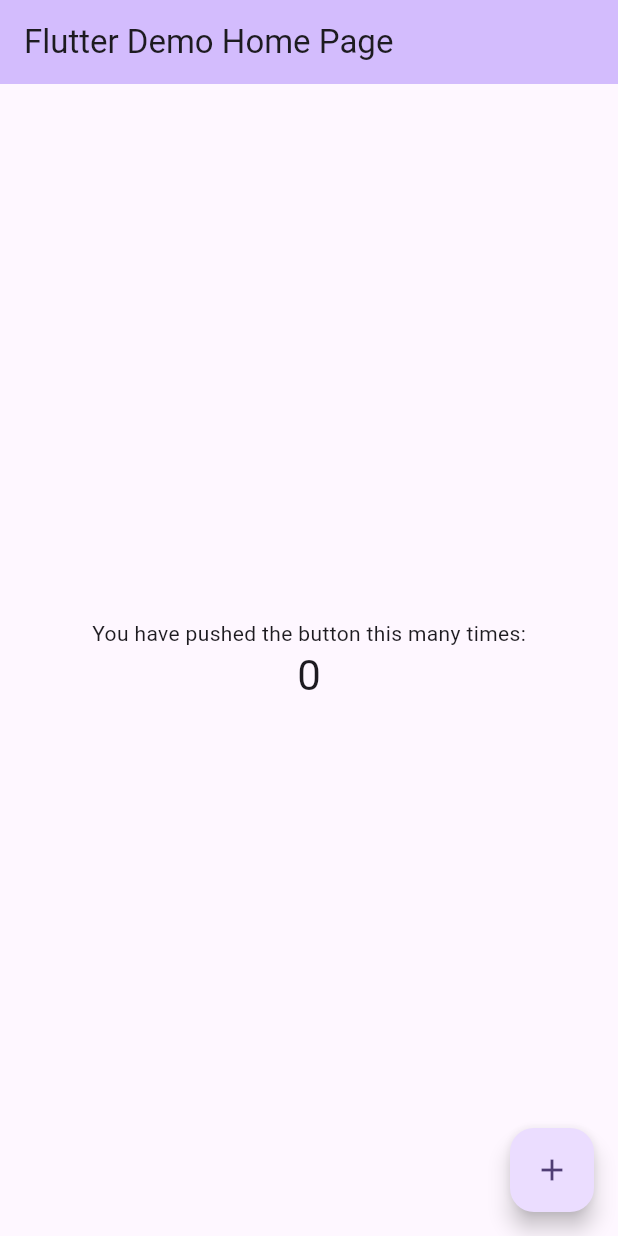
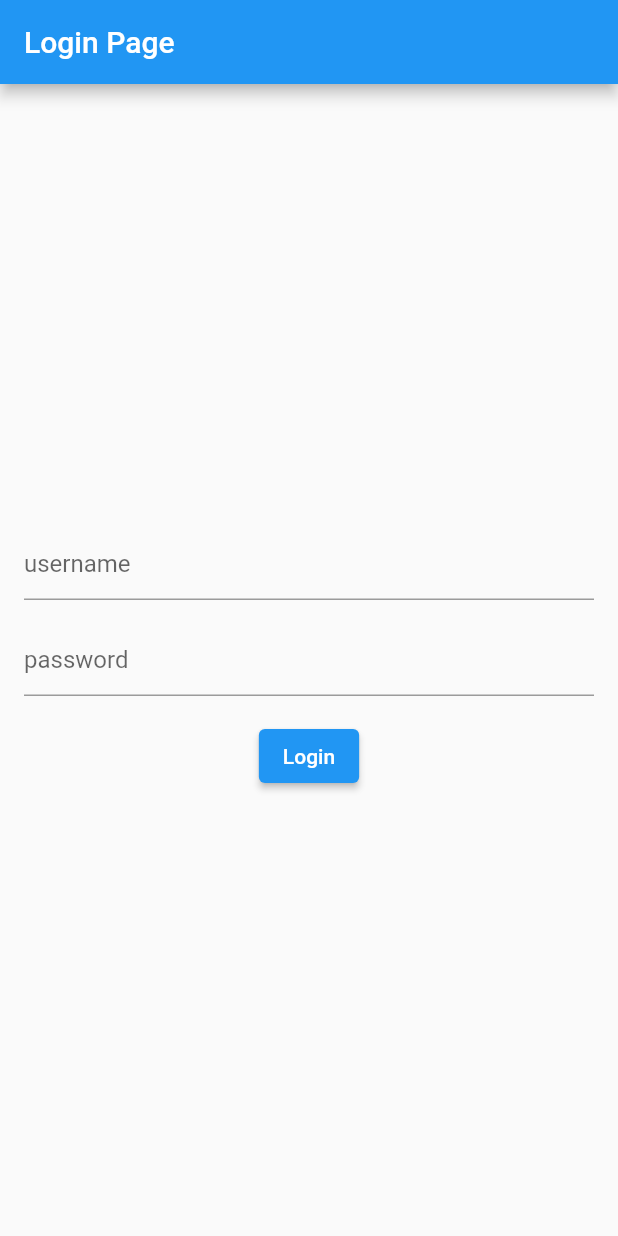
Before and after one commit to MG-Minsu/cc206-mood.it, a Flutter app: the screen it shows after launch, on a phone screen of 412 x 824 dp. Run offline on Flutter 3.47's test engine with Material 2 defaults, Android fonts, the light colour scheme and no system bars.

Commit message:
log_in dart update

```diff
--- a/lib/features/log_in.dart
+++ b/lib/features/log_in.dart
@@ -1,13 +1,56 @@
-mport 'package:flutter/material.dart';
+import 'package:flutter/material.dart';
 
-class login extends StatelessWidget {
-  const login ({super.key});
+void main() {
+  runApp(LoginApp());
+}
 
+class LoginApp extends StatelessWidget {
   @override
   Widget build(BuildContext context) {
-    return Column(
-      Text("Login");
-
+    return MaterialApp(
+      home: LoginPage(),
     );
   }
 }
+
+class LoginPage extends StatelessWidget {
+  @override
+  Widget build(BuildContext context) {
+    return Scaffold(
+      appBar: AppBar(
+        title: Text('Login Page'),
+      ),
+      body: Center(
+        child: Padding(
+          padding: EdgeInsets.all(16.0),
+          child: Column(
+            mainAxisAlignment: MainAxisAlignment.center,
+            children: <Widget>[
+              TextField(
+                decoration: InputDecoration(
+                  hintText: 'username',
+                ),
+              ),
+              SizedBox(height: 16.0),
+              TextField(
+                obscureText: true,
+                decoration: InputDecoration(
+                  hintText: 'password',
+                ),
+              ),
+              SizedBox(height: 16.0),
+              ElevatedButton(
+                onPressed: () {
+                  // Add your login logic here
+                  // For simplicity, we're not handling authentication in this example.
+                  // You would typically validate the entered username and password.
+                },
+                child: Text('Login'),
+              ),
+            ],
+          ),
+        ),
+      ),
+    );
+  }
+}
--- a/lib/main.dart
+++ b/lib/main.dart
@@ -1,4 +1,5 @@
 import 'package:flutter/material.dart';
+import 'features/log_in.dart';
 
 void main() {
   runApp(const MyApp());
@@ -31,95 +32,7 @@ class MyApp extends StatelessWidget {
         colorScheme: ColorScheme.fromSeed(seedColor: Colors.deepPurple),
         useMaterial3: true,
       ),
-      home: const MyHomePage(title: 'Flutter Demo Home Page'),
+      home: LoginApp(),
     );
   }
 }
-
-class MyHomePage extends StatefulWidget {
-  const MyHomePage({super.key, required this.title});
-
-  // This widget is the home page of your application. It is stateful, meaning
-  // that it has a State object (defined below) that contains fields that affect
-  // how it looks.
-
-  // This class is the configuration for the state. It holds the values (in this
-  // case the title) provided by the parent (in this case the App widget) and
-  // used by the build method of the State. Fields in a Widget subclass are
-  // always marked "final".
-
-  final String title;
-
-  @override
-  State<MyHomePage> createState() => _MyHomePageState();
-}
-
-class _MyHomePageState extends State<MyHomePage> {
-  int _counter = 0;
-
-  void _incrementCounter() {
-    setState(() {
-      // This call to setState tells the Flutter framework that something has
-      // changed in this State, which causes it to rerun the build method below
-      // so that the display can reflect the updated values. If we changed
-      // _counter without calling setState(), then the build method would not be
-      // called again, and so nothing would appear to happen.
-      _counter++;
-    });
-  }
-
-  @override
-  Widget build(BuildContext context) {
-    // This method is rerun every time setState is called, for instance as done
-    // by the _incrementCounter method above.
-    //
-    // The Flutter framework has been optimized to make rerunning build methods
-    // fast, so that you can just rebuild anything that needs updating rather
-    // than having to individually change instances of widgets.
-    return Scaffold(
-      appBar: AppBar(
-        // TRY THIS: Try changing the color here to a specific color (to
-        // Colors.amber, perhaps?) and trigger a hot reload to see the AppBar
-        // change color while the other colors stay the same.
-        backgroundColor: Theme.of(context).colorScheme.inversePrimary,
-        // Here we take the value from the MyHomePage object that was created by
-        // the App.build method, and use it to set our appbar title.
-        title: Text(widget.title),
-      ),
-      body: Center(
-        // Center is a layout widget. It takes a single child and positions it
-        // in the middle of the parent.
-        child: Column(
-          // Column is also a layout widget. It takes a list of children and
-          // arranges them vertically. By default, it sizes itself to fit its
-          // children horizontally, and tries to be as tall as its parent.
-          //
-          // Column has various properties to control how it sizes itself and
-          // how it positions its children. Here we use mainAxisAlignment to
-          // center the children vertically; the main axis here is the vertical
-          // axis because Columns are vertical (the cross axis would be
-          // horizontal).
-          //
-          // TRY THIS: Invoke "debug painting" (choose the "Toggle Debug Paint"
-          // action in the IDE, or press "p" in the console), to see the
-          // wireframe for each widget.
-          mainAxisAlignment: MainAxisAlignment.center,
-          children: <Widget>[
-            const Text(
-              'You have pushed the button this many times:',
-            ),
-            Text(
-              '$_counter',
-              style: Theme.of(context).textTheme.headlineMedium,
-            ),
-          ],
-        ),
-      ),
-      floatingActionButton: FloatingActionButton(
-        onPressed: _incrementCounter,
-        tooltip: 'Increment',
-        child: const Icon(Icons.add),
-      ), // This trailing comma makes auto-formatting nicer for build methods.
-    );
-  }
-}
```
